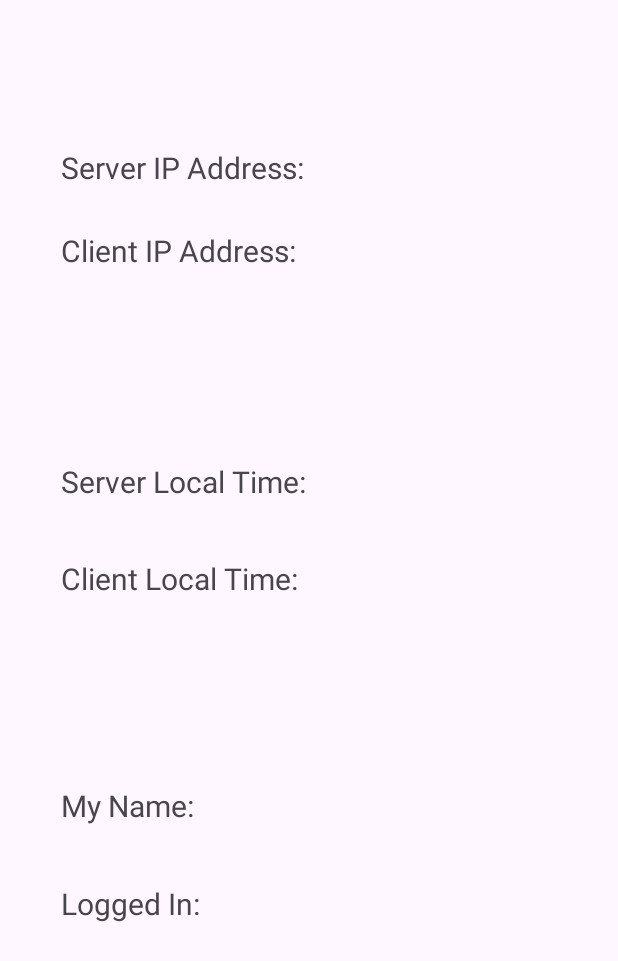
After one commit to AmanPrakash09/Basic-Android-App, an Android app: the layout activity_server.xml on its own in the app's theme, with its tools: preview values and no code run, on a phone screen of 412 x 824 dp. The commit adds this screen. Shown: the top 961 px of the screen. Run offline under Robolectric (Android 15) with nearby library versions, the phone set to English and light mode, and no system bars.

Commit message:
BE has been implemented. Login + Server Info available

```diff
--- a/app/build.gradle.kts
+++ b/app/build.gradle.kts
@@ -42,4 +42,7 @@ dependencies {
     androidTestImplementation("androidx.test.ext:junit:1.1.5")
     androidTestImplementation("androidx.test.espresso:espresso-core:3.5.1")
     implementation ("com.google.android.gms:play-services-auth:20.7.0")
+    implementation ("com.squareup.okhttp3:okhttp:3.14.9")
+    implementation ("com.google.code.gson:gson:2.8.9")
+
 }
--- a/app/src/main/AndroidManifest.xml
+++ b/app/src/main/AndroidManifest.xml
@@ -4,6 +4,7 @@
 
     <uses-permission android:name="android.permission.ACCESS_FINE_LOCATION" />
     <uses-permission android:name="android.permission.ACCESS_COARSE_LOCATION" />
+    <uses-permission android:name="android.permission.INTERNET" />
 
     <uses-feature
         android:glEsVersion="0x00020000"
@@ -18,7 +19,11 @@
         android:roundIcon="@mipmap/ic_launcher_round"
         android:supportsRtl="true"
         android:theme="@style/Theme.CPEN321M1"
+        android:usesCleartextTraffic="true"
         tools:targetApi="31">
+        <activity
+            android:name=".ServerActivity"
+            android:exported="false" />
         <activity
             android:name=".DetailsActivity"
             android:exported="false" />
--- /dev/null
+++ b/app/src/main/res/layout/activity_server.xml
@@ -0,0 +1,87 @@
+<?xml version="1.0" encoding="utf-8"?>
+<androidx.constraintlayout.widget.ConstraintLayout xmlns:android="http://schemas.android.com/apk/res/android"
+    xmlns:app="http://schemas.android.com/apk/res-auto"
+    xmlns:tools="http://schemas.android.com/tools"
+    android:layout_width="match_parent"
+    android:layout_height="match_parent"
+    tools:context=".ServerActivity">
+
+    <TextView
+        android:id="@+id/server_ip_textView"
+        android:layout_width="367dp"
+        android:layout_height="26dp"
+        android:text="Server IP Address:"
+        android:textSize="20sp"
+        app:layout_constraintBottom_toBottomOf="parent"
+        app:layout_constraintEnd_toEndOf="parent"
+        app:layout_constraintHorizontal_bias="0.909"
+        app:layout_constraintStart_toStartOf="parent"
+        app:layout_constraintTop_toTopOf="parent"
+        app:layout_constraintVertical_bias="0.123" />
+
+    <TextView
+        android:id="@+id/client_ip_textView"
+        android:layout_width="367dp"
+        android:layout_height="32dp"
+        android:text="Client IP Address:"
+        android:textSize="20sp"
+        app:layout_constraintBottom_toBottomOf="parent"
+        app:layout_constraintEnd_toEndOf="parent"
+        app:layout_constraintHorizontal_bias="0.909"
+        app:layout_constraintStart_toStartOf="parent"
+        app:layout_constraintTop_toBottomOf="@+id/server_ip_textView"
+        app:layout_constraintVertical_bias="0.044" />
+
+    <TextView
+        android:id="@+id/server_time_textView"
+        android:layout_width="356dp"
+        android:layout_height="34dp"
+        android:text="Server Local Time:"
+        android:textSize="20sp"
+        app:layout_constraintBottom_toBottomOf="parent"
+        app:layout_constraintEnd_toEndOf="parent"
+        app:layout_constraintHorizontal_bias="0.727"
+        app:layout_constraintStart_toStartOf="parent"
+        app:layout_constraintTop_toBottomOf="@+id/client_ip_textView"
+        app:layout_constraintVertical_bias="0.202" />
+
+    <TextView
+        android:id="@+id/client_time_textView"
+        android:layout_width="360dp"
+        android:layout_height="38dp"
+        android:text="Client Local Time:"
+        android:textSize="20sp"
+        app:layout_constraintBottom_toBottomOf="parent"
+        app:layout_constraintEnd_toEndOf="parent"
+        app:layout_constraintHorizontal_bias="0.784"
+        app:layout_constraintStart_toStartOf="parent"
+        app:layout_constraintTop_toBottomOf="@+id/server_time_textView"
+        app:layout_constraintVertical_bias="0.069" />
+
+    <TextView
+        android:id="@+id/my_name_textView"
+        android:layout_width="362dp"
+        android:layout_height="33dp"
+        android:text="My Name:"
+        android:textSize="20sp"
+        app:layout_constraintBottom_toBottomOf="parent"
+        app:layout_constraintEnd_toEndOf="parent"
+        app:layout_constraintHorizontal_bias="0.816"
+        app:layout_constraintStart_toStartOf="parent"
+        app:layout_constraintTop_toBottomOf="@+id/client_time_textView"
+        app:layout_constraintVertical_bias="0.297" />
+
+    <TextView
+        android:id="@+id/logged_in_textView"
+        android:layout_width="351dp"
+        android:layout_height="31dp"
+        android:text="Logged In:"
+        android:textSize="20sp"
+        app:layout_constraintBottom_toBottomOf="parent"
+        app:layout_constraintEnd_toEndOf="parent"
+        app:layout_constraintHorizontal_bias="0.666"
+        app:layout_constraintStart_toStartOf="parent"
+        app:layout_constraintTop_toBottomOf="@+id/my_name_textView"
+        app:layout_constraintVertical_bias="0.136" />
+
+</androidx.constraintlayout.widget.ConstraintLayout>
```
Also changed, not shown: app/src/main/java/com/example/cpen321m1/MainActivity.java (+84 -124 lines), app/src/main/java/com/example/cpen321m1/ServerActivity.java (added, +187 -0 lines).
